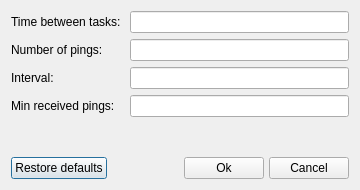
Qt form LTEsimGeneratorGUI/Ui/DataForms/syncedpingform.ui (moniss23/junit4) before a commit.
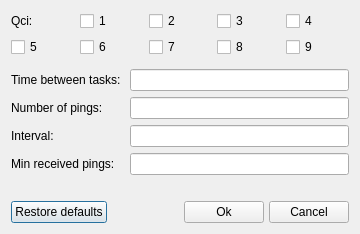
The same form after that commit.

What changed in the file:
```diff
--- a/LTEsimGeneratorGUI/Ui/DataForms/syncedpingform.ui
+++ b/LTEsimGeneratorGUI/Ui/DataForms/syncedpingform.ui
@@ -7,7 +7,7 @@
     <x>0</x>
     <y>0</y>
     <width>360</width>
-    <height>190</height>
+    <height>234</height>
    </rect>
   </property>
   <property name="windowTitle">
@@ -17,50 +17,132 @@
    <item>
     <layout class="QVBoxLayout" name="verticalLayout">
      <item>
-      <layout class="QHBoxLayout" name="horizontalLayout"/>
+      <layout class="QVBoxLayout" name="verticalLayout_3">
+       <item>
+        <layout class="QHBoxLayout" name="horizontalLayout">
+         <item>
+          <widget class="QLabel" name="label_5">
+           <property name="text">
+            <string>Qci: </string>
+           </property>
+          </widget>
+         </item>
+         <item>
+          <widget class="QCheckBox" name="qci1">
+           <property name="text">
+            <string>1</string>
+           </property>
+          </widget>
+         </item>
+         <item>
+          <widget class="QCheckBox" name="qci2">
+           <property name="text">
+            <string>2</string>
+           </property>
+          </widget>
+         </item>
+         <item>
+          <widget class="QCheckBox" name="qci3">
+           <property name="text">
+            <string>3</string>
+           </property>
+          </widget>
+         </item>
+         <item>
+          <widget class="QCheckBox" name="qci4">
+           <property name="text">
+            <string>4</string>
+           </property>
+          </widget>
+         </item>
+        </layout>
+       </item>
+       <item>
+        <layout class="QHBoxLayout" name="horizontalLayout_4">
+         <item>
+          <widget class="QCheckBox" name="qci5">
+           <property name="text">
+            <string>5</string>
+           </property>
+          </widget>
+         </item>
+         <item>
+          <widget class="QCheckBox" name="qci6">
+           <property name="text">
+            <string>6</string>
+           </property>
+          </widget>
+         </item>
+         <item>
+          <widget class="QCheckBox" name="qci7">
+           <property name="text">
+            <string>7</string>
+           </property>
+          </widget>
+         </item>
+         <item>
+          <widget class="QCheckBox" name="qci8">
+           <property name="text">
+            <string>8</string>
+           </property>
+          </widget>
+         </item>
+         <item>
+          <widget class="QCheckBox" name="qci9">
+           <property name="text">
+            <string>9</string>
+           </property>
+          </widget>
+         </item>
+        </layout>
+       </item>
+      </layout>
      </item>
      <item>
       <layout class="QFormLayout" name="formLayout">
-       <item row="0" column="0">
+       <item row="1" column="0">
         <widget class="QLabel" name="label">
          <property name="text">
           <string>Time between tasks: </string>
          </property>
         </widget>
        </item>
-       <item row="1" column="0">
+       <item row="2" column="0">
         <widget class="QLabel" name="label_2">
          <property name="text">
           <string>Number of pings: </string>
          </property>
         </widget>
        </item>
-       <item row="0" column="1">
-        <widget class="QLineEdit" name="timeBetweenTasks"/>
-       </item>
        <item row="1" column="1">
+        <widget class="QLineEdit" name="timeBetweenTasks"/>
+       </item>
+       <item row="2" column="1">
         <widget class="QLineEdit" name="numberOfPings"/>
        </item>
-       <item row="2" column="0">
+       <item row="3" column="0">
         <widget class="QLabel" name="label_3">
          <property name="text">
           <string>Interval: </string>
          </property>
         </widget>
        </item>
-       <item row="3" column="0">
+       <item row="4" column="0">
         <widget class="QLabel" name="label_4">
          <property name="text">
           <string>Min received pings: </string>
          </property>
         </widget>
        </item>
-       <item row="2" column="1">
-        <widget class="QLineEdit" name="interval"/>
-       </item>
        <item row="3" column="1">
+        <widget class="QLineEdit" name="interval"/>
+       </item>
+       <item row="4" column="1">
         <widget class="QLineEdit" name="minReceivedPings"/>
        </item>
+       <item row="0" column="0">
+        <layout class="QVBoxLayout" name="verticalLayout_4"/>
+       </item>
       </layout>
      </item>
     </layout>
```
